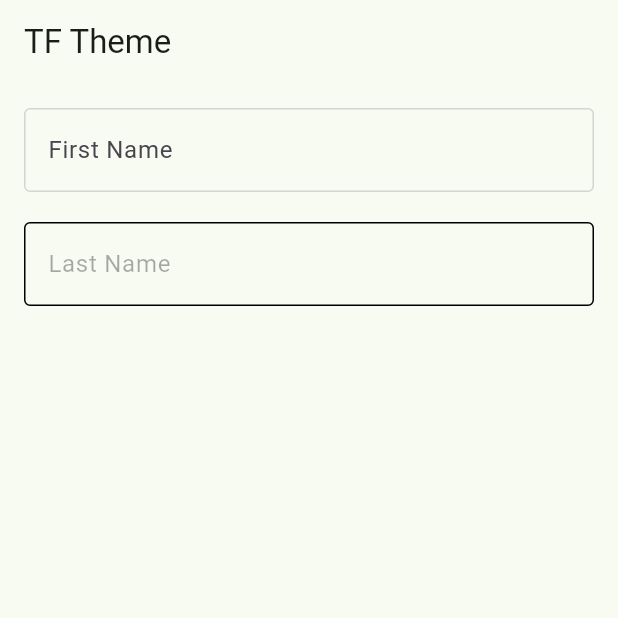
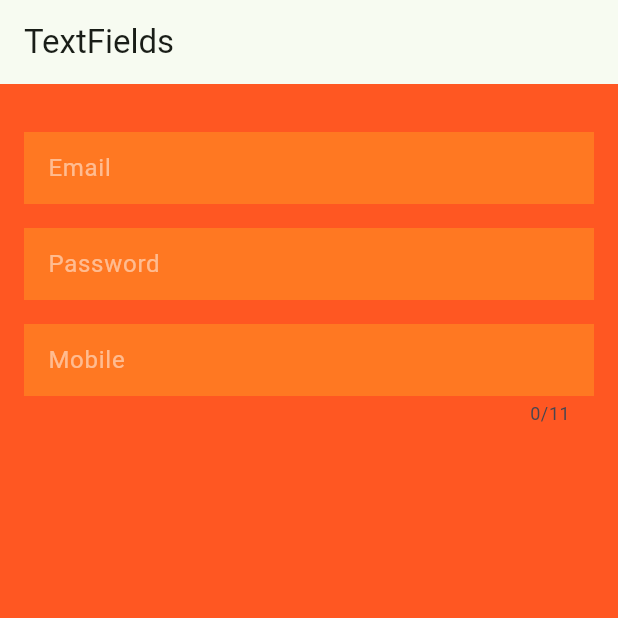
Before and after one commit to abidroid/theme_playground, a Flutter app: the screen it shows after launch, on a phone screen of 412 x 824 dp, the top half of it. Run offline on Flutter 3.47's test engine with Material 3 defaults, Android fonts, the phone set to English and light mode, and no system bars; our stand-ins replace gap.

Commit message:
screen 3 with custom textfield theme

```diff
--- a/lib/main.dart
+++ b/lib/main.dart
@@ -2,6 +2,7 @@ import 'package:flutter/material.dart';
 import 'package:theme_playground/config/app_theme.dart';
 import 'package:theme_playground/screens/first_screen.dart';
 import 'package:theme_playground/screens/second_screen.dart';
+import 'package:theme_playground/screens/third_screen.dart';
 
 void main() {
   runApp(const MyApp());
@@ -18,7 +19,7 @@ class MyApp extends StatelessWidget {
       themeMode: ThemeMode.light,
       theme: AppTheme.light,
       darkTheme: AppTheme.dark,
-      home: const SecondScreen(),
+      home: const ThirdScreen(),
     );
   }
 }
--- /dev/null
+++ b/lib/screens/third_screen.dart
@@ -0,0 +1,63 @@
+import 'package:flutter/material.dart';
+import 'package:gap/gap.dart';
+
+class ThirdScreen extends StatefulWidget {
+  const ThirdScreen({super.key});
+
+  @override
+  State<ThirdScreen> createState() => _ThirdScreenState();
+}
+
+class _ThirdScreenState extends State<ThirdScreen> {
+  @override
+  Widget build(BuildContext context) {
+    return Scaffold(
+      backgroundColor: Colors.deepOrange,
+      appBar: AppBar(
+        title: const Text('TextFields'),
+      ),
+      body: Theme(
+        data: ThemeData(
+          // for cursor color
+          textSelectionTheme: const TextSelectionThemeData(cursorColor: Colors.white),
+
+          inputDecorationTheme: InputDecorationTheme(
+              fillColor: const Color.fromARGB(255, 255, 120, 34),
+              filled: true,
+              hintStyle: TextStyle(
+                color: Colors.white.withOpacity(0.5),
+              ),
+              border: InputBorder.none),
+        ),
+        child: Padding(
+          padding: const EdgeInsets.all(16.0),
+          child: ListView(children: [
+            const Gap(16),
+            TextFormField(
+              style: const TextStyle(color: Colors.white),
+              decoration: const InputDecoration(
+                hintText: 'Email',
+              ),
+            ),
+            const Gap(16),
+            TextFormField(
+              style: const TextStyle(color: Colors.white),
+              decoration: const InputDecoration(
+                hintText: 'Password',
+              ),
+            ),
+            const Gap(16),
+            TextFormField(
+              maxLength: 11,
+
+              style: const TextStyle(color: Colors.white),
+              decoration: const InputDecoration(
+                hintText: 'Mobile',
+              ),
+            ),
+          ]),
+        ),
+      ),
+    );
+  }
+}
--- a/pubspec.yaml
+++ b/pubspec.yaml
@@ -35,6 +35,7 @@ dependencies:
   # The following adds the Cupertino Icons font to your application.
   # Use with the CupertinoIcons class for iOS style icons.
   cupertino_icons: ^1.0.2
+  gap: ^3.0.1
 
 dev_dependencies:
   flutter_test:
```
Also changed, not shown: pubspec.lock.
